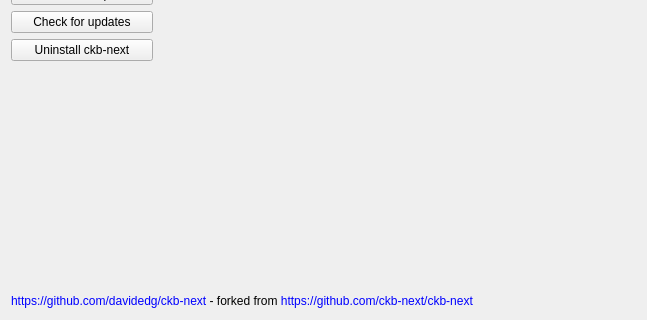
davidedg/ckb-next, file src/gui/settingswidget.ui: the form before one commit; both pictures show x 0 to 647 and y 346 to 666 of the 827 by 666 pixel window.
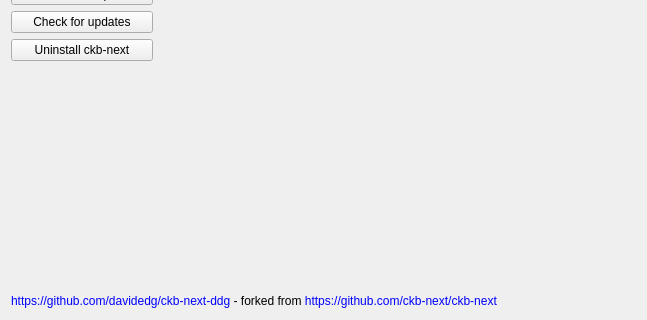
The form after the commit. Custom widgets are drawn as their Qt base class.

Commit message: rename: update repo references for davidedg/ckb-next -> davidedg/ckb-next-ddg

The edit to the form file:
```diff
--- a/src/gui/settingswidget.ui
+++ b/src/gui/settingswidget.ui
@@ -540,7 +540,7 @@
        <item>
         <widget class="QLabel" name="label_3">
          <property name="text">
-          <string notr="true">&lt;a href=&quot;https://github.com/davidedg/ckb-next&quot; style=&quot;text-decoration:none;&quot;&gt;https://github.com/davidedg/ckb-next&lt;/a&gt; - forked from &lt;a href=&quot;https://github.com/ckb-next/ckb-next&quot; style=&quot;text-decoration:none;&quot;&gt;https://github.com/ckb-next/ckb-next&lt;/a&gt;</string>
+          <string notr="true">&lt;a href=&quot;https://github.com/davidedg/ckb-next-ddg&quot; style=&quot;text-decoration:none;&quot;&gt;https://github.com/davidedg/ckb-next-ddg&lt;/a&gt; - forked from &lt;a href=&quot;https://github.com/ckb-next/ckb-next&quot; style=&quot;text-decoration:none;&quot;&gt;https://github.com/ckb-next/ckb-next&lt;/a&gt;</string>
          </property>
          <property name="openExternalLinks">
           <bool>true</bool>
```
The commit also changes 4 other files.
